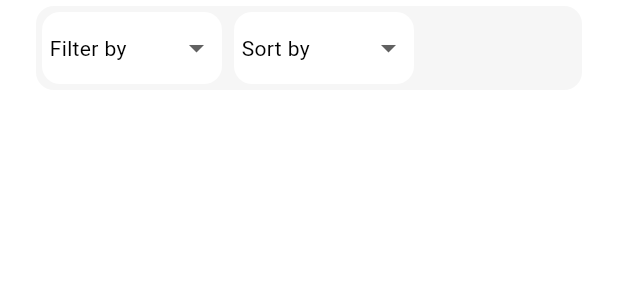
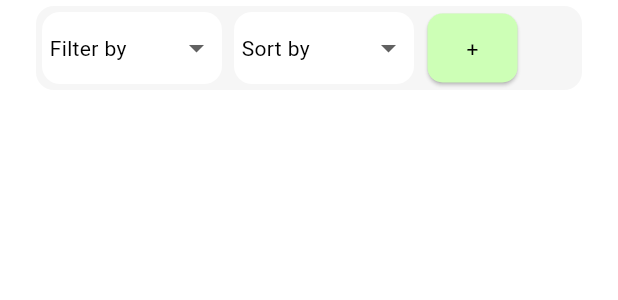
Before and after one commit to smstone0/Caloric, a Flutter app: the RefineSearch widget shown alone on an empty page, opened directly, on a phone screen of 412 x 824 dp. Shown: the top 300 px of the screen. Run offline on Flutter 3.47's test engine with Material 2 defaults, Android fonts, the phone set to English and light mode, and no system bars; our stand-ins replace sqflite; accounts and stored records are empty.

Commit message:
Add button for adding nutrition

```diff
--- a/lib/pages/nutrition_page.dart
+++ b/lib/pages/nutrition_page.dart
@@ -1,4 +1,5 @@
 import 'package:caloric/main.dart';
+import 'package:caloric/widgets/custom_button.dart';
 import 'package:caloric/widgets/grey_card.dart';
 import 'package:caloric/widgets/section_separator.dart';
 import 'package:flutter/material.dart';
@@ -42,6 +43,8 @@ class NutritionPage extends StatelessWidget {
 class RefineSearch extends StatelessWidget {
   const RefineSearch({super.key});
 
+  addNutrition() {}
+
   @override
   Widget build(BuildContext context) {
     List<String> filterList = [
@@ -59,13 +62,24 @@ class RefineSearch extends StatelessWidget {
       'Z-A'
     ];
     return GreyCard(
-        //Layout builder
-        child: Row(
+        child: Wrap(
+      //textDirection: TextDirection.rtl,
       children: [
         NutritionDropdown(
             type: DropType.filter, list: filterList, display: 'Filter by'),
         NutritionDropdown(
             type: DropType.sort, list: sortList, display: 'Sort by'),
+        Padding(
+          padding: const EdgeInsets.fromLTRB(5, 5, 0, 5),
+          child: CustomButton(
+              text: '+',
+              onPressed: () {
+                addNutrition();
+              },
+              colour: const Color.fromRGBO(205, 255, 182, 1),
+              height: 46,
+              width: 60),
+        )
       ],
     ));
   }
```
